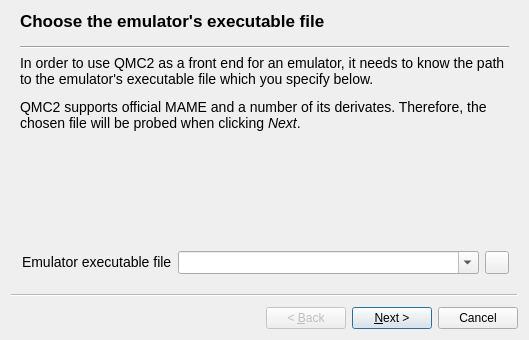
Qt form setupwizard.ui (qmc2/qmc2-mame-fe) before a commit.
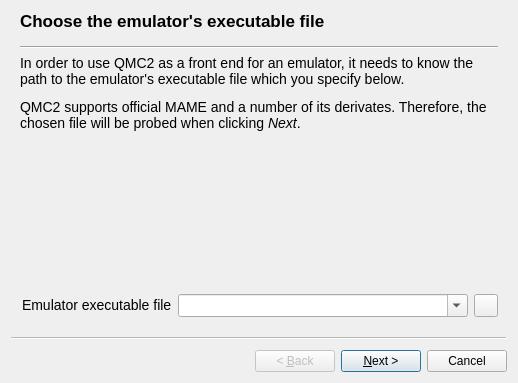
The same form after that commit. Icons and pictures are not drawn.

Commit message: wip: SetupWizard: added ini-file detection and optional import (not ready yet)

```diff
--- a/setupwizard.ui
+++ b/setupwizard.ui
@@ -6,8 +6,8 @@
    <rect>
     <x>0</x>
     <y>0</y>
-    <width>529</width>
-    <height>340</height>
+    <width>518</width>
+    <height>383</height>
    </rect>
   </property>
   <property name="windowTitle">
```
Left out of the diff: 352 changed lines with no effect on the pictures. The commit also changes 2 other files.
